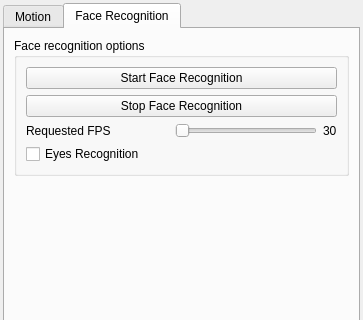
The window that examples/qt_hpx_opencv/settings.ui (Jakub-Golinowski/opencv_hpx_backend) describes before a commit, drawn with Qt 5; both pictures show x 0 to 363 and y 0 to 320 of the 363 by 846 pixel window.
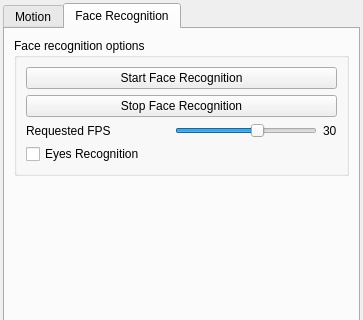
The same window after the commit.

Commit message: Added baseline slots for face recog GUI elements

Diff of the .ui file:
```diff
--- a/examples/qt_hpx_opencv/settings.ui
+++ b/examples/qt_hpx_opencv/settings.ui
@@ -636,7 +636,16 @@
            </widget>
           </item>
           <item row="3" column="1">
-           <widget class="QSlider" name="horizontalSlider">
+           <widget class="QSlider" name="requestedFps_HorizontalSlider">
+            <property name="minimum">
+             <number>1</number>
+            </property>
+            <property name="maximum">
+             <number>50</number>
+            </property>
+            <property name="value">
+             <number>30</number>
+            </property>
             <property name="orientation">
              <enum>Qt::Horizontal</enum>
             </property>
```
Left out of the diff: 18 changed lines with no effect on the pictures. The commit also changes 4 other files.
